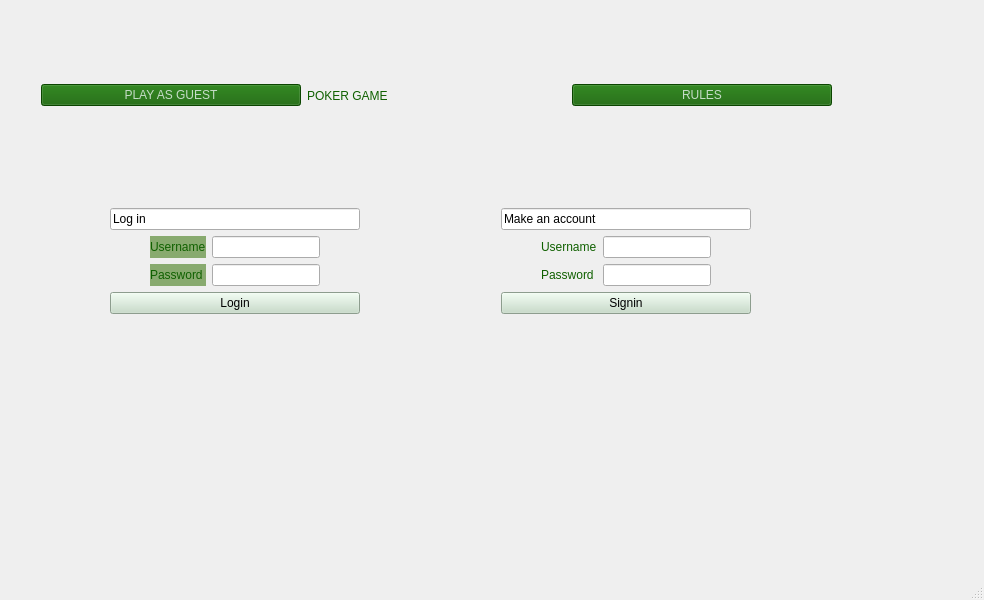
This is Poker/Visuals/MainWindow/mainwindow.ui in Cenzito/Poker as Qt 5 draws it before an edit. The edited form follows.
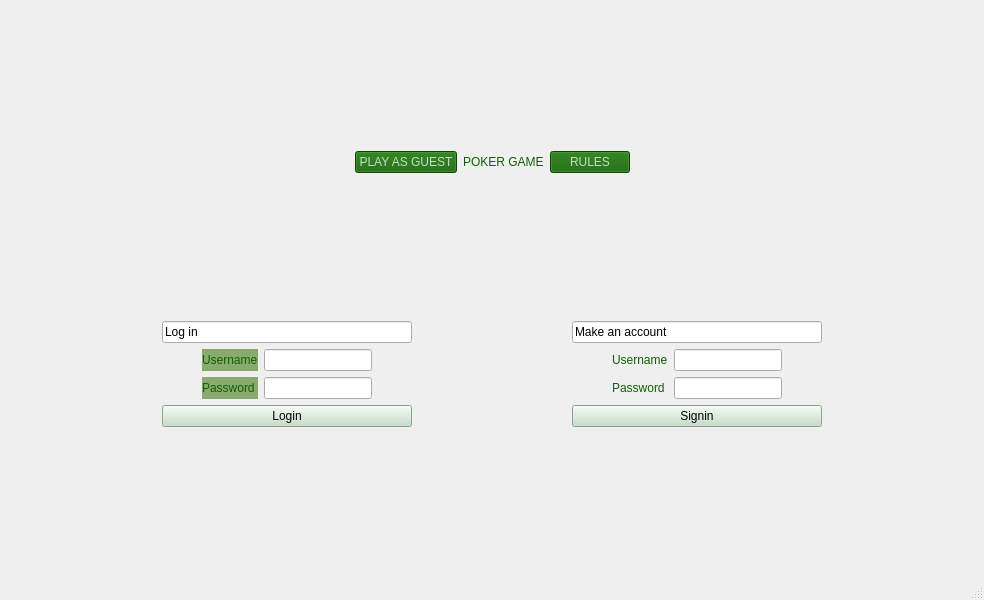
This is the edited form.

Commit message: image delete

```diff
--- a/Poker/Visuals/MainWindow/mainwindow.ui
+++ b/Poker/Visuals/MainWindow/mainwindow.ui
@@ -14,16 +14,24 @@
    <string>MainWindow</string>
   </property>
   <widget class="QWidget" name="centralwidget">
-   <widget class="QWidget" name="horizontalLayoutWidget">
-    <property name="geometry">
-     <rect>
-      <x>41</x>
-      <y>30</y>
-      <width>791</width>
-      <height>131</height>
-     </rect>
-    </property>
-    <layout class="QHBoxLayout" name="horizontalLayout_3" stretch="0,0,0">
+   <layout class="QVBoxLayout" name="verticalLayout_3">
+    <item>
+     <layout class="QVBoxLayout" name="verticalLayout">
+      <item>
+       <layout class="QHBoxLayout" name="horizontalLayout_3" stretch="0,0,0,0,0">
+        <item>
+         <spacer name="horizontalSpacer_6">
+          <property name="orientation">
+           <enum>Qt::Horizontal</enum>
+          </property>
+          <property name="sizeHint" stdset="0">
+           <size>
+            <width>40</width>
+            <height>20</height>
+           </size>
+          </property>
+         </spacer>
+        </item>
      <item>
       <widget class="QPushButton" name="pushButton">
        <property name="cursor">
@@ -62,20 +70,42 @@
        </property>
       </widget>
      </item>
-    </layout>
-   </widget>
-   <widget class="QWidget" name="verticalLayoutWidget_3">
-    <property name="geometry">
-     <rect>
-      <x>110</x>
-      <y>200</y>
-      <width>641</width>
-      <height>122</height>
-     </rect>
-    </property>
+        <item>
+         <spacer name="horizontalSpacer_7">
+          <property name="orientation">
+           <enum>Qt::Horizontal</enum>
+          </property>
+          <property name="sizeHint" stdset="0">
+           <size>
+            <width>40</width>
+            <height>20</height>
+           </size>
+          </property>
+         </spacer>
+        </item>
+       </layout>
+      </item>
+     </layout>
+    </item>
+    <item>
+     <layout class="QVBoxLayout" name="verticalLayout_2">
+      <item>
     <layout class="QVBoxLayout" name="verticalLayout_8">
      <item>
       <layout class="QHBoxLayout" name="horizontalLayout">
+          <item>
+           <spacer name="horizontalSpacer_8">
+            <property name="orientation">
+             <enum>Qt::Horizontal</enum>
+            </property>
+            <property name="sizeHint" stdset="0">
+             <size>
+              <width>40</width>
+              <height>20</height>
+             </size>
+            </property>
+           </spacer>
+          </item>
        <item>
         <layout class="QVBoxLayout" name="verticalLayout_6">
          <item>
@@ -247,10 +277,26 @@
          </item>
         </layout>
        </item>
+          <item>
+           <spacer name="horizontalSpacer_9">
+            <property name="orientation">
+             <enum>Qt::Horizontal</enum>
+            </property>
+            <property name="sizeHint" stdset="0">
+             <size>
+              <width>40</width>
+              <height>20</height>
+             </size>
+            </property>
+           </spacer>
+          </item>
       </layout>
      </item>
     </layout>
-   </widget>
+      </item>
+     </layout>
+    </item>
+   </layout>
   </widget>
   <widget class="QMenuBar" name="menubar">
    <property name="geometry">
```
Lines whose indentation alone changed are shown as unchanged. The commit also changes 1 other file.
